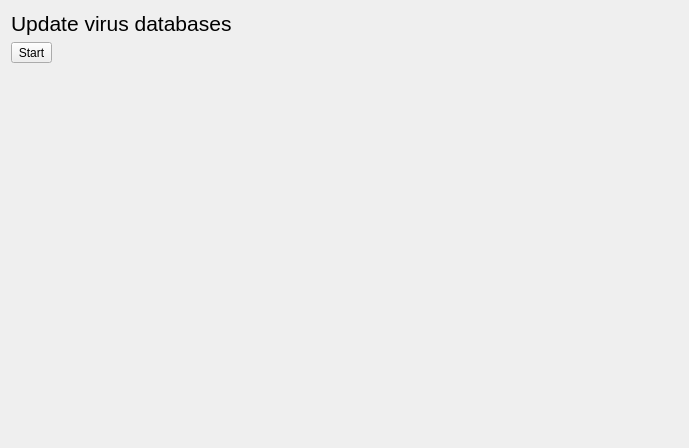
amd00/meduzzza, file sources/gui/ui/updatewidget.ui: the form before one commit.
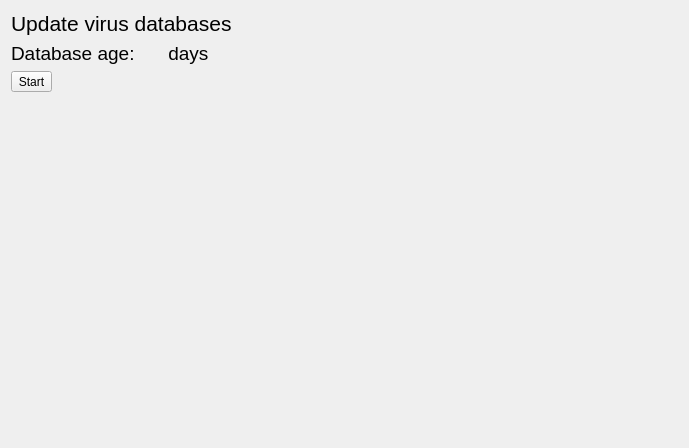
The form after the commit. Icons and pictures are not drawn.

Commit message: Virus database age info added

Diff of the .ui file:
```diff
--- a/sources/gui/ui/updatewidget.ui
+++ b/sources/gui/ui/updatewidget.ui
@@ -26,6 +26,59 @@
      </property>
     </widget>
    </item>
+   <item>
+    <layout class="QHBoxLayout" name="horizontalLayout_2">
+     <item>
+      <widget class="QLabel" name="label_2">
+       <property name="font">
+        <font>
+         <pointsize>14</pointsize>
+        </font>
+       </property>
+       <property name="text">
+        <string>Database age: </string>
+       </property>
+      </widget>
+     </item>
+     <item>
+      <widget class="QLabel" name="m_age_label">
+       <property name="font">
+        <font>
+         <pointsize>14</pointsize>
+        </font>
+       </property>
+       <property name="text">
+        <string/>
+       </property>
+      </widget>
+     </item>
+     <item>
+      <widget class="QLabel" name="label_4">
+       <property name="font">
+        <font>
+         <pointsize>14</pointsize>
+        </font>
+       </property>
+       <property name="text">
+        <string> days</string>
+       </property>
+      </widget>
+     </item>
+     <item>
+      <spacer name="horizontalSpacer_2">
+       <property name="orientation">
+        <enum>Qt::Horizontal</enum>
+       </property>
+       <property name="sizeHint" stdset="0">
+        <size>
+         <width>40</width>
+         <height>20</height>
+        </size>
+       </property>
+      </spacer>
+     </item>
+    </layout>
+   </item>
    <item>
     <layout class="QHBoxLayout" name="horizontalLayout" stretch="0,0">
      <item>
```
Left out of the diff: 6 changed lines with no effect on the pictures. The commit also changes 7 other files.
